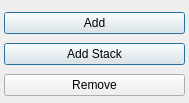
Before: the Qt Designer form ilastik/applets/dataSelection/dataSelectionDrawer.ui in ilastik/ilastik, drawn with Qt 5.
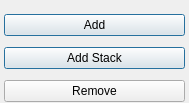
After: the same form once the commit is applied. Icons and pictures are not drawn.

Patch:
```diff
--- a/ilastik/applets/dataSelection/dataSelectionDrawer.ui
+++ b/ilastik/applets/dataSelection/dataSelectionDrawer.ui
@@ -19,7 +19,7 @@
      <x>4</x>
      <y>9</y>
      <width>181</width>
-     <height>91</height>
+     <height>100</height>
     </rect>
    </property>
    <layout class="QVBoxLayout" name="verticalLayout">
```
Left out of the diff: 8 changed lines with no effect on the pictures.
